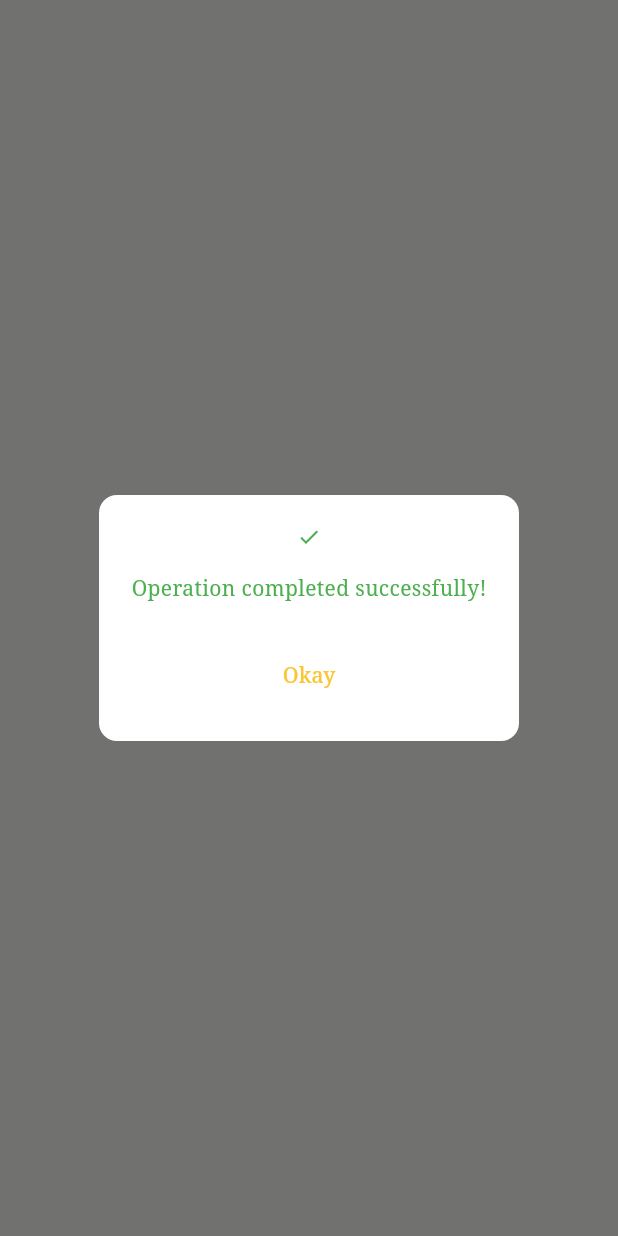
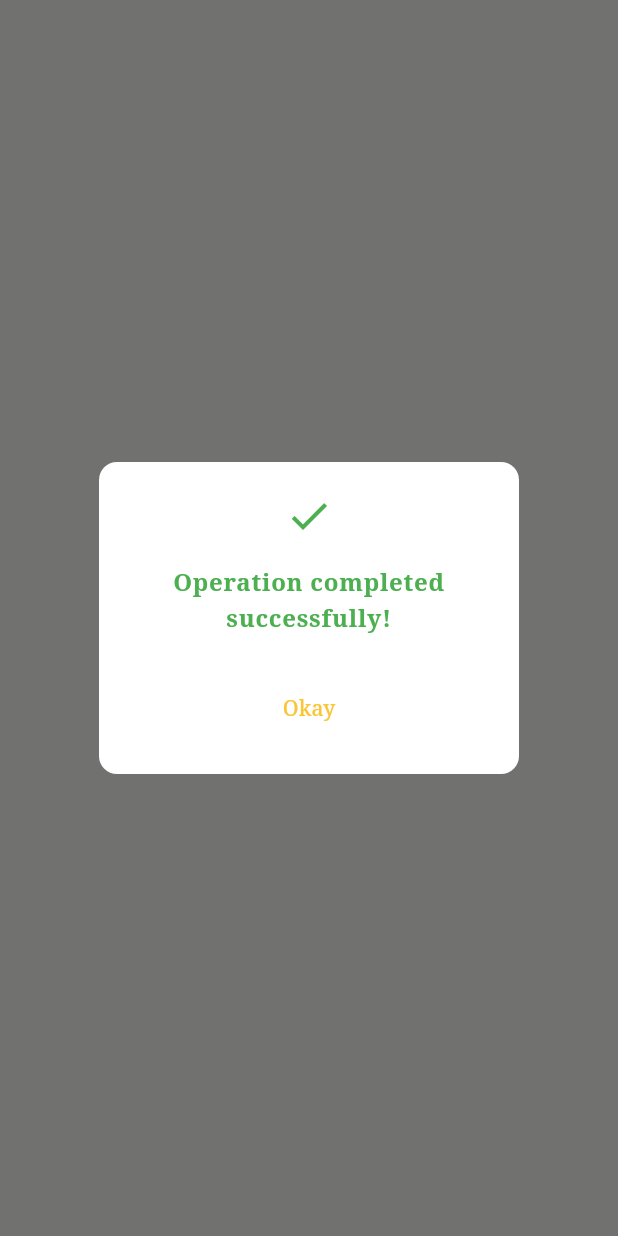
Before and after one commit to hala-kadour/posts-app, a Flutter app: what showSuccessDialog() shows on an empty page, opened directly with empty values, on a phone screen of 412 x 824 dp. Run offline on Flutter 3.47's test engine with Material 3 defaults, Android fonts, the phone set to English and light mode, and no system bars; our stand-ins replace bloc, dartz, dio, flutter_bloc, get_it, shared_preferences; accounts and stored records are empty; network calls fail.

Commit message:
style : update dialog style

```diff
--- a/lib/core/theme/app_theme.dart
+++ b/lib/core/theme/app_theme.dart
@@ -1,4 +1,5 @@
 import 'package:flutter/material.dart';
+import 'package:posts/core/theme/app_fonts.dart';
 
 import 'app_colors.dart';
 import 'app_text_styles.dart';
@@ -8,7 +9,7 @@ class AppTheme {
 
   static ThemeData getAppTheme() {
     return ThemeData(
-      fontFamily: 'Noto Serif',
+      fontFamily: AppFonts.mainAppFont,
       scaffoldBackgroundColor: AppColors.backgroundColor,
       primaryColor: AppColors.primaryColor,
       brightness: Brightness.light,
--- a/lib/core/widgets/dialogs/success_dialog.dart
+++ b/lib/core/widgets/dialogs/success_dialog.dart
@@ -19,13 +19,15 @@ void showSuccessDialog(BuildContext context, void Function()? onPressed) {
           child: Column(
             mainAxisSize: MainAxisSize.min,
             children: [
-              Icon(Icons.done, color: Colors.green),
+              Icon(Icons.done, color: Colors.green, size: 32.0),
               AppGap.h16,
               Text(
                 "Operation completed successfully!",
-                style: Theme.of(
-                  context,
-                ).textTheme.bodyMedium!.copyWith(color: Colors.green),
+                textAlign: TextAlign.center,
+                style: Theme.of(context).textTheme.bodyLarge!.copyWith(
+                  color: Colors.green,
+                  fontWeight: FontWeight.bold,
+                ),
               ),
               AppGap.h24,
               TextButton(onPressed: onPressed, child: Text("Okay")),
--- a/lib/features/posts/presentation/bloc/post_bloc_state_handler.dart
+++ b/lib/features/posts/presentation/bloc/post_bloc_state_handler.dart
@@ -37,7 +37,7 @@ class PostBlocStateHandler {
     } else if (state.createPostStatus == PostStatus.success) {
       Navigator.pop(context);
       showSuccessDialog(context, () {
-        Navigator.pop(context);
+        Navigator.of(context).popUntil((route) => route.isFirst);
       });
       context.read<PostBloc>().add(GetAllPostsEvent());
     } else if (state.createPostStatus == PostStatus.error) {
--- a/lib/features/posts/presentation/widgets/custom_post_card.dart
+++ b/lib/features/posts/presentation/widgets/custom_post_card.dart
@@ -1,7 +1,6 @@
 import 'package:flutter/material.dart';
 import 'package:flutter_bloc/flutter_bloc.dart';
 import 'package:posts/core/widgets/dialogs/confirm_deletion_dialog.dart';
-import 'package:posts/features/posts/presentation/bloc/post_bloc_state_handler.dart';
 
 import '../../../../core/const/gap.dart';
 import '../../domain/entities/post_entity.dart';
```
Also changed, not shown: lib/core/widgets/dialogs/error_dialog.dart (+5 -4 lines).
